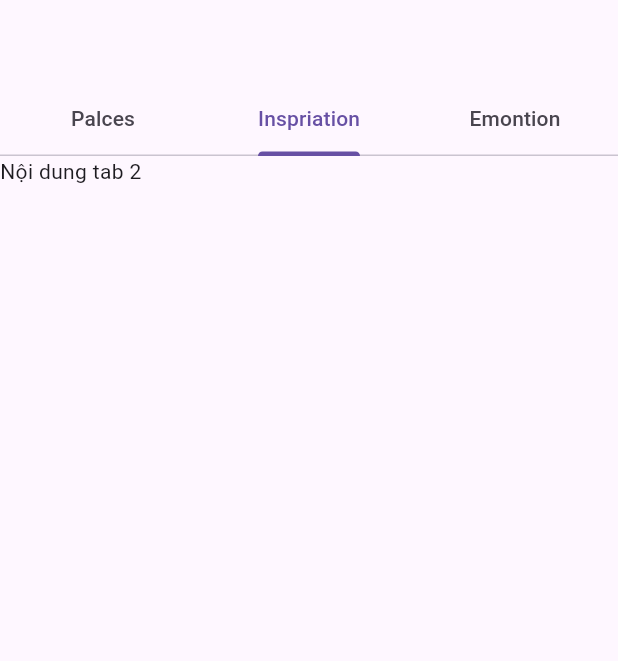
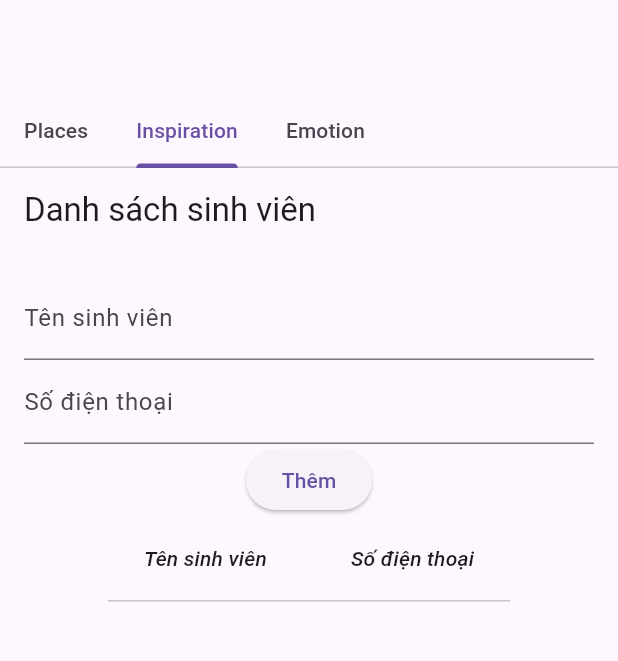
Before and after one commit to duong-s-97/flutter_34, a Flutter app: the screen it shows after launch, tab 2 chosen, on a phone screen of 412 x 824 dp, the part 84-745 px from its top. Run offline on Flutter 3.47's test engine with Material 3 defaults, Android fonts, the phone set to English and light mode, and no system bars; our stand-ins replace carousel_slider; network calls fail.

Commit message:
submit form

```diff
--- /dev/null
+++ b/lib/submit_form_module.dart
@@ -0,0 +1,106 @@
+import 'package:flutter/material.dart';
+
+class StudentList extends StatefulWidget {
+  const StudentList({super.key});
+
+  @override
+  State<StudentList> createState() => _StudentList();
+}
+
+class _StudentList extends State<StudentList> {
+  final _studentNameController = TextEditingController();
+  final _phoneNumberController = TextEditingController();
+
+  final List<Student> _students = [];
+
+  get itemCount => null;
+
+  @override
+  Widget build(BuildContext context) {
+    return Scaffold(
+      appBar: AppBar(
+        title: const Text('Danh sách sinh viên'),
+      ),
+      body: Padding(
+        padding: const EdgeInsets.all(16.0),
+        child: Column(
+          children: [
+            TextField(
+              controller: _studentNameController,
+              decoration: const InputDecoration(
+                labelText: 'Tên sinh viên',
+              ),
+            ),
+            TextField(
+              controller: _phoneNumberController,
+              decoration: const InputDecoration(
+                labelText: 'Số điện thoại',
+              ),
+            ),
+            ElevatedButton(
+              onPressed: _submit,
+              child: const Text('Thêm'),
+            ),
+            Expanded(
+                child: DataTable(
+              columns: const <DataColumn>[
+                DataColumn(
+                  label: Text(
+                    'Tên sinh viên',
+                    style: TextStyle(fontStyle: FontStyle.italic),
+                  ),
+                ),
+                DataColumn(
+                  label: Text(
+                    'Số điện thoại',
+                    style: TextStyle(fontStyle: FontStyle.italic),
+                  ),
+                ),
+              ],
+              rows: _students.isEmpty
+                  ? const <DataRow>[
+                      DataRow(
+                        cells: <DataCell>[
+                          DataCell(Text('')),
+                          DataCell(Text('')),
+                        ],
+                      ),
+                    ]
+                  : _students
+                      .map(
+                        (student) => DataRow(
+                          cells: <DataCell>[
+                            DataCell(Text(student.name)),
+                            DataCell(Text(student.phoneNumber)),
+                          ],
+                        ),
+                      )
+                      .toList(),
+            )),
+          ],
+        ),
+      ),
+    );
+  }
+
+  void _submit() {
+    String studentName = _studentNameController.text;
+    String phoneNumber = _phoneNumberController.text;
+
+    Student student = Student(name: studentName, phoneNumber: phoneNumber);
+
+    _students.add(student);
+
+    _studentNameController.clear();
+    _phoneNumberController.clear();
+
+    setState(() {});
+  }
+}
+
+class Student {
+  String name;
+  String phoneNumber;
+
+  Student({required this.name, required this.phoneNumber});
+}
--- a/lib/tabs_modul.dart
+++ b/lib/tabs_modul.dart
@@ -1,3 +1,4 @@
+import 'package:assingment_34/submit_form_module.dart';
 import 'package:flutter/material.dart';
 import 'package:assingment_34/carousel_module.dart';
 
@@ -16,20 +17,24 @@ class _TabsModule extends State<TabsModule> {
         length: 3,
         child: Scaffold(
           appBar: AppBar(
-            bottom: const TabBar(
-              tabs: [
-                Tab(text: 'Palces'),
-                Tab(text: 'Inspriation'),
-                Tab(text: 'Emontion'),
-              ],
+            bottom: PreferredSize(
+              preferredSize: const Size.fromHeight(kToolbarHeight),
+              child: Container(
+                alignment: Alignment.centerLeft,
+                child: const TabBar(
+                  tabAlignment: TabAlignment.start,
+                  tabs: [
+                    Tab(text: 'Places'),
+                    Tab(text: 'Inspiration'),
+                    Tab(text: 'Emotion'),
+                  ],
+                  isScrollable: true,
+                ),
+              ),
             ),
           ),
           body: const TabBarView(
-            children: [
-              CarouselModule(),
-              Text('Nội dung tab 2'),
-              Text('Nội dung Tab 3')
-            ],
+            children: [CarouselModule(), StudentList(), Text('Nội dung Tab 3')],
           ),
         ),
       ),
```
